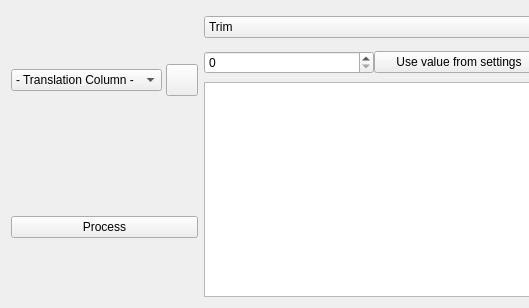
The window that src/BatchMenu/BatchMenu.ui (RPG-Maker-Translation-Tools/rpgmtranslate-qt) describes before a commit, drawn with Qt 5; both pictures show x 0 to 529 and y 0 to 308 of the 898 by 308 pixel window.
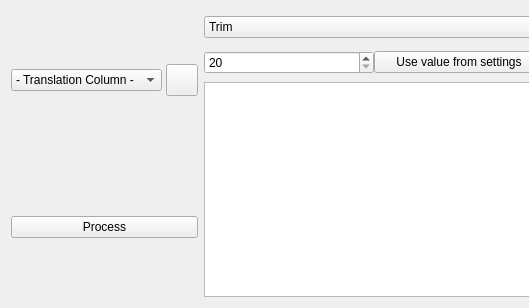
The same window after the commit. Icons and pictures are not drawn.

Diff of the .ui file:
```diff
--- a/src/BatchMenu/BatchMenu.ui
+++ b/src/BatchMenu/BatchMenu.ui
@@ -297,8 +297,11 @@
               <property name="buttonSymbols">
                <enum>QAbstractSpinBox::ButtonSymbols::UpDownArrows</enum>
               </property>
+              <property name="minimum">
+               <number>20</number>
+              </property>
               <property name="maximum">
-               <number>300</number>
+               <number>255</number>
               </property>
              </widget>
             </item>
```
